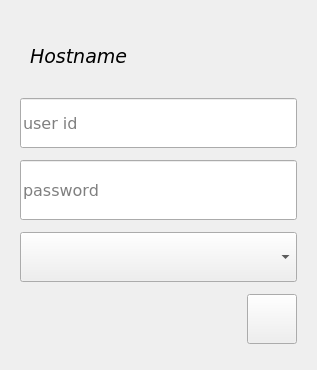
Qt form loginform.ui (surlykke/qt-lightdm-greeter) before a commit.
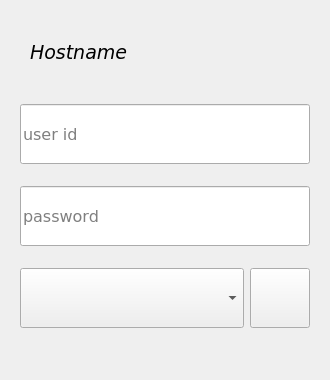
The same form after that commit. Icons and pictures are not drawn.

Commit message: A bit of gui gold-plating

The edit to the form file:
```diff
--- a/loginform.ui
+++ b/loginform.ui
@@ -6,8 +6,8 @@
    <rect>
     <x>0</x>
     <y>0</y>
-    <width>317</width>
-    <height>370</height>
+    <width>330</width>
+    <height>380</height>
    </rect>
   </property>
   <property name="font">
@@ -29,6 +29,12 @@
       </sizepolicy>
      </property>
      <layout class="QGridLayout" name="gridLayout">
+      <property name="bottomMargin">
+       <number>35</number>
+      </property>
+      <property name="verticalSpacing">
+       <number>20</number>
+      </property>
       <item row="0" column="0">
        <widget class="QLabel" name="hostnameLabel">
         <property name="minimumSize">
@@ -99,13 +105,13 @@
         <property name="minimumSize">
          <size>
           <width>200</width>
-          <height>50</height>
+          <height>60</height>
          </size>
         </property>
         <property name="maximumSize">
          <size>
           <width>10000</width>
-          <height>50</height>
+          <height>60</height>
          </size>
         </property>
         <property name="font">
@@ -164,18 +170,18 @@
         </property>
        </widget>
       </item>
-      <item row="3" column="0" colspan="2">
+      <item row="3" column="0">
        <widget class="QComboBox" name="sessionCombo">
         <property name="minimumSize">
          <size>
           <width>200</width>
-          <height>50</height>
+          <height>60</height>
          </size>
         </property>
         <property name="maximumSize">
          <size>
           <width>10000</width>
-          <height>50</height>
+          <height>60</height>
          </size>
         </property>
         <property name="font">
@@ -185,20 +191,23 @@
           <bold>false</bold>
          </font>
         </property>
+        <property name="sizeAdjustPolicy">
+         <enum>QComboBox::AdjustToContents</enum>
+        </property>
        </widget>
       </item>
-      <item row="4" column="1">
+      <item row="3" column="1">
        <widget class="QPushButton" name="leaveButton">
         <property name="minimumSize">
          <size>
-          <width>0</width>
-          <height>50</height>
+          <width>60</width>
+          <height>60</height>
          </size>
         </property>
         <property name="maximumSize">
          <size>
-          <width>70</width>
-          <height>16777215</height>
+          <width>60</width>
+          <height>60</height>
          </size>
         </property>
         <property name="text">
```
The commit also changes 1 other file.
